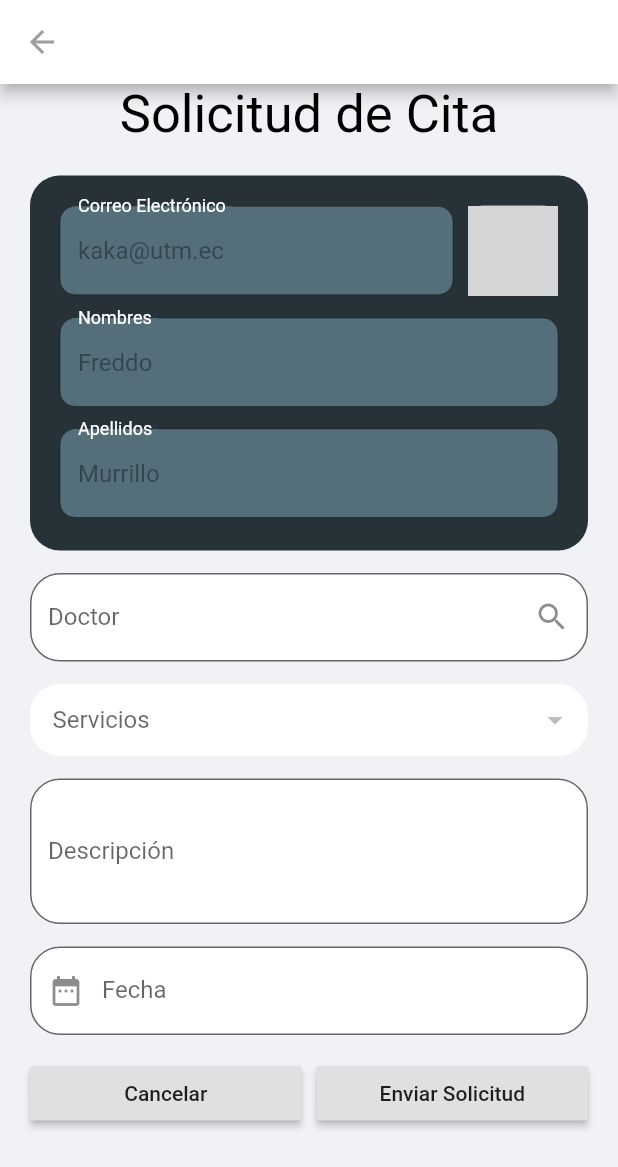
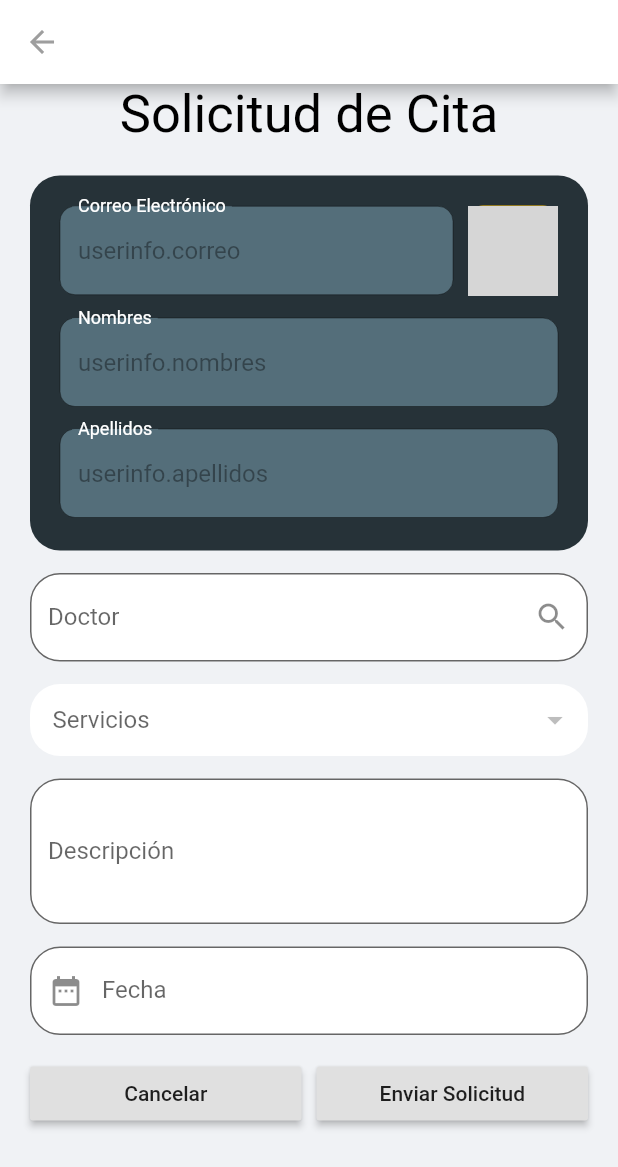
Before and after one commit to FreddyMurillo23/DentCloud, a Flutter app: the AddEvent screen opened by its route, on a phone screen of 412 x 824 dp. Shown: the top 1167 px of the screen. Run offline on Flutter 3.47's test engine with Material 2 defaults, Android fonts, the phone set to English and light mode, and no system bars; drawn by our look-alikes of datetime_picker_formfield; our stand-ins replace cached_network_image, flutter_switch, material_design_icons_flutter, shared_preferences, table_calendar; accounts and stored records are empty; network calls fail; statements that could not run were skipped; grey boxes are pictures that could not be loaded.

Commit message:
Update 20/10/2020 . Part 3

```diff
--- a/lib/src/pages/agenda/add_event.dart
+++ b/lib/src/pages/agenda/add_event.dart
@@ -4,6 +4,7 @@ import 'package:flutter/material.dart';
 import 'package:intl/intl.dart';
 import 'package:muro_dentcloud/src/controllers/apointment_ctrl.dart';
 import 'package:muro_dentcloud/src/models/business_Services_models.dart';
+import 'package:muro_dentcloud/src/models/current_user_model.dart';
 import 'package:muro_dentcloud/src/models/doctors_model.dart';
 import 'package:muro_dentcloud/src/models/event_model.dart';
 import 'package:muro_dentcloud/src/models/services_model.dart';
@@ -13,10 +14,9 @@ import 'package:muro_dentcloud/src/widgets/search_bar.dart';
 import 'package:provider/provider.dart';
 
 class AddEvent extends StatefulWidget {
-  final EventosModelo eventosModeloGlobal;
-  final bool identificador;
 
-  const AddEvent({Key key, this.eventosModeloGlobal, this.identificador}) : super(key: key);
+  // final EventosModelo eventosModeloGlobal;
+  // final bool identificador;
 
   @override
   _AddEventState createState() => _AddEventState();
@@ -128,14 +128,18 @@ class _AddEventState extends State<AddEvent> {
     super.initState();
     listServicio.clear();
     _selectedItem = null;
-    controladorCorreoUser.text = "kaka@utm.ec";
-    controladorNombreUser.text = "Freddo";
-    controladorApellidoUser.text = "Murrillo";
+    controladorCorreoUser.text = "userinfo.correo";
+    controladorNombreUser.text = "userinfo.nombres";
+    controladorApellidoUser.text = "userinfo.apellidos";
   }
 
   @override
   Widget build(BuildContext context) {
     servicioProvider = Provider.of<ServicioProvider>(context);
+    CurrentUsuario userinfo = ModalRoute.of(context).settings.arguments;
+    // controladorCorreoUser.text = userinfo.correo;
+    // controladorNombreUser.text = userinfo.nombres;
+    // controladorApellidoUser.text = userinfo.apellidos;
 
     return Scaffold(
       appBar: AppBar(
--- a/lib/src/pages/agenda/agendaDoctor.dart
+++ b/lib/src/pages/agenda/agendaDoctor.dart
@@ -53,7 +53,7 @@ class _Agenda3State extends State<Agenda3> {
     CurrentUsuario userinfo = ModalRoute.of(context).settings.arguments;
     eventosProvider = Provider.of<EventosHoldProvider>(context);
     Future<List<EventosModelo>> futureEvents;
-    futureEvents = EventosCtrl.listarEventos("hvargas@utm.ec");
+    futureEvents = EventosCtrl.listarEventos(userinfo.correo);
 
     return Scaffold(
       backgroundColor: Colors.white,
@@ -91,7 +91,7 @@ class _Agenda3State extends State<Agenda3> {
                 ),
                 startingDayOfWeek: StartingDayOfWeek.monday,
                 onDaySelected: (day, events) {
-                  print(userinfo);
+                  print(userinfo.fotoPerfil);
 
                   setState(() {
                     if(events.isNotEmpty){
@@ -169,7 +169,7 @@ class _Agenda3State extends State<Agenda3> {
                       height: 50,
                       decoration: BoxDecoration(
                         image: DecorationImage(
-                          image: NetworkImage("http://54.197.83.249/Contenido_ftp/Imagenes%20por%20defecto/Placeholder_male.png"),
+                          image: NetworkImage(userinfo.fotoPerfil),
                           fit: BoxFit.fill
                         ),
                         borderRadius: BorderRadius.circular(10),
@@ -213,18 +213,10 @@ class _Agenda3State extends State<Agenda3> {
   }
 
   Widget floatingButon(bool prueba){
-    if(prueba==true){
       return FloatingActionButton(
         child: Icon(Icons.add),
         onPressed: () => Navigator.pushNamed(context, 'addagenda'),
       );
-    }
-    return FloatingActionButton(
-      child: Icon(Icons.list),
-      onPressed: () {
-        Navigator.pushNamed(context, 'eventosPendientes');
-      }
-    );
   }
 
   Widget _buildEventsMarker(DateTime date, List events) {
--- a/lib/src/pages/startup_page.dart
+++ b/lib/src/pages/startup_page.dart
@@ -3,6 +3,7 @@ import 'package:flutter/rendering.dart';
 import 'package:material_design_icons_flutter/material_design_icons_flutter.dart';
 import 'package:muro_dentcloud/palette.dart';
 import 'package:muro_dentcloud/src/models/current_user_model.dart';
+import 'package:muro_dentcloud/src/pages/agenda/add_event.dart';
 import 'package:muro_dentcloud/src/pages/home_page.dart';
 import 'package:muro_dentcloud/src/pages/profile_page.dart';
 import 'package:muro_dentcloud/src/providers/menu_providers.dart';
```
Also changed, not shown: lib/src/widgets/drawer_appbar.dart (+9 -9 lines).
